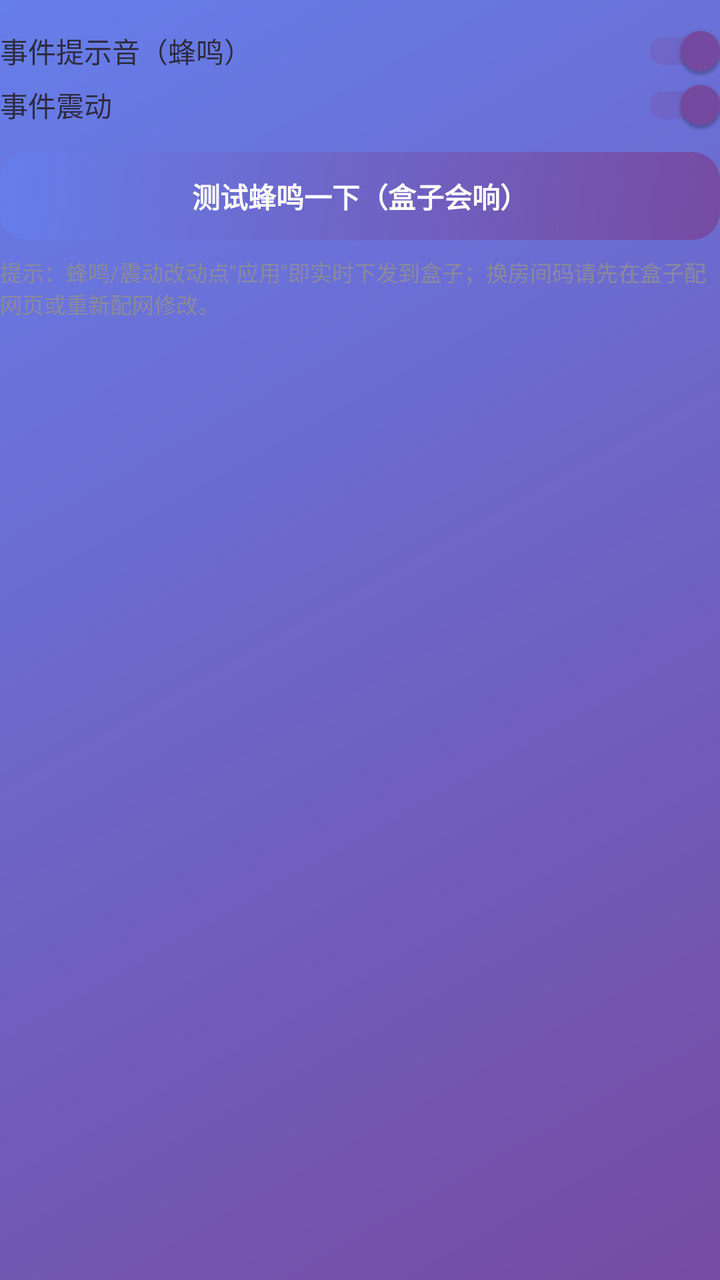
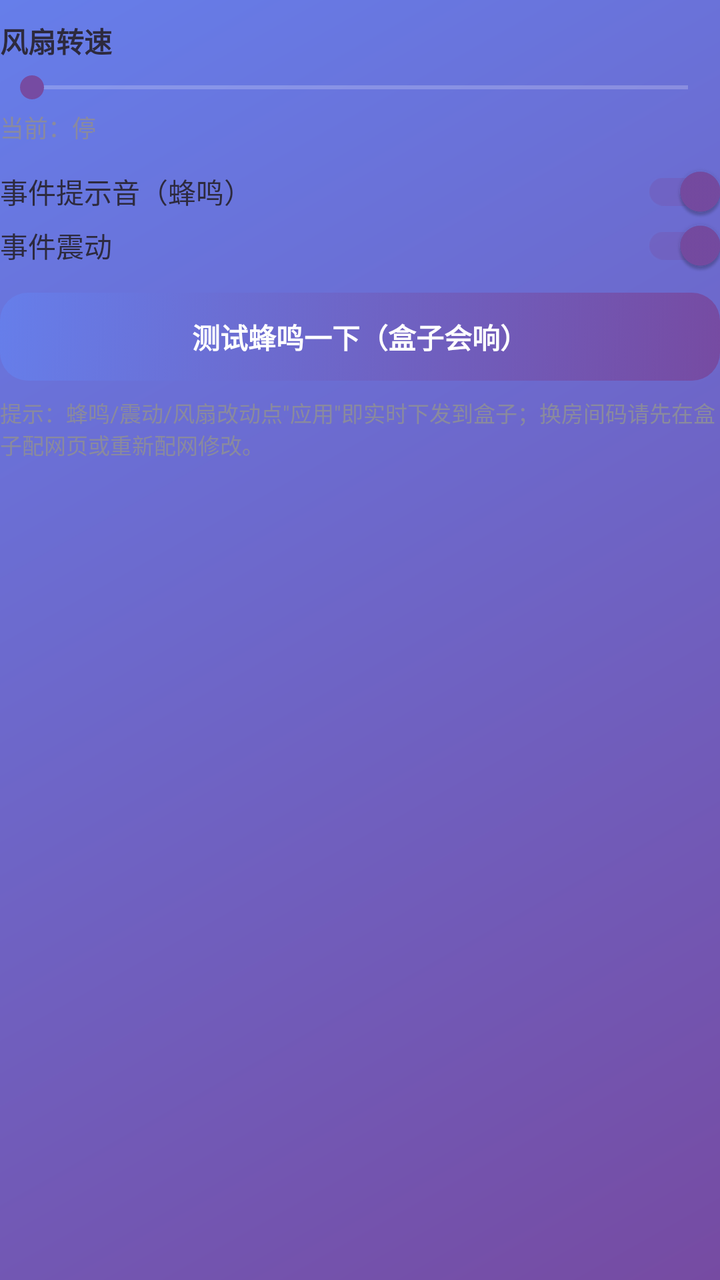

Compare the two renders of this Android layout. The source of the first and the diff that turns it into the second are given below.
<!-- AndroidManifest.xml: application theme Theme.RCViewer -->
<!-- res/layout/dialog_box_settings.xml -->
<?xml version="1.0" encoding="utf-8"?>
<LinearLayout xmlns:android="http://schemas.android.com/apk/res/android"
    android:layout_width="match_parent"
    android:layout_height="wrap_content"
    android:orientation="vertical"
    android:paddingTop="6dp">

    
    <androidx.appcompat.widget.SwitchCompat
        android:id="@+id/buzzSwitch"
        android:layout_width="match_parent"
        android:layout_height="wrap_content"
        android:layout_marginTop="6dp"
        android:checked="true"
        android:text="事件提示音（蜂鸣）"
        android:textColor="@color/ink"
        android:textSize="14sp" />

    <androidx.appcompat.widget.SwitchCompat
        android:id="@+id/vibSwitch"
        android:layout_width="match_parent"
        android:layout_height="wrap_content"
        android:checked="true"
        android:text="事件震动"
        android:textColor="@color/ink"
        android:textSize="14sp" />

    
    <Button
        android:id="@+id/beepBtn"
        android:layout_width="match_parent"
        android:layout_height="44dp"
        android:layout_marginTop="10dp"
        android:background="@drawable/bg_btn_primary"
        android:stateListAnimator="@null"
        android:text="测试蜂鸣一下（盒子会响）"
        android:textColor="#FFFFFF"
        android:textStyle="bold" />

    <TextView
        android:layout_width="match_parent"
        android:layout_height="wrap_content"
        android:layout_marginTop="8dp"
        android:text="提示：蜂鸣/震动改动点&quot;应用&quot;即实时下发到盒子；换房间码请先在盒子配网页或重新配网修改。"
        android:textColor="@color/sub"
        android:textSize="11sp" />

</LinearLayout>
<!-- resources referenced by this layout -->
<resources>
  <color name="ink">#2d2a3e</color>
  <color name="sub">#8a8a9e</color>
  <!-- drawable bg_btn_primary (drawable) -->
  <?xml version="1.0" encoding="utf-8"?>
  <selector xmlns:android="http://schemas.android.com/apk/res/android">
      <item android:state_pressed="true">
          <shape>
              <gradient android:angle="315"
                  android:startColor="#5568d5" android:endColor="#6a4396" />
              <corners android:radius="14dp" />
          </shape>
      </item>
      <item>
          <shape>
              <gradient android:angle="315"
                  android:startColor="@color/brand_start" android:endColor="@color/brand_end" />
              <corners android:radius="14dp" />
          </shape>
      </item>
  </selector>
  <style name="Theme.RCViewer" parent="Theme.AppCompat.NoActionBar">
          <item name="colorPrimary">@color/brand_start</item>
          <item name="colorPrimaryDark">@color/brand_deep</item>
          <item name="colorAccent">@color/brand_end</item>
          <item name="android:statusBarColor">@color/brand_deep</item>
          <item name="android:windowBackground">@drawable/bg_gradient</item>
          <item name="android:textColorHint">#9a97ad</item>
      </style>
  <color name="brand_start">#667eea</color>
  <color name="brand_end">#764ba2</color>
  <color name="brand_deep">#5a63d6</color>
  <!-- drawable bg_gradient (drawable) -->
  <?xml version="1.0" encoding="utf-8"?>
  <shape xmlns:android="http://schemas.android.com/apk/res/android">
      <gradient
          android:angle="315"
          android:startColor="@color/brand_start"
          android:endColor="@color/brand_end"
          android:type="linear" />
  </shape>
</resources>

<!-- the commit's change to res/layout/dialog_box_settings.xml (unified diff, before → after) -->
@@ -6,11 +6,38 @@
     android:paddingTop="6dp">
 
     
+    <TextView
+        android:layout_width="match_parent"
+        android:layout_height="wrap_content"
+        android:layout_marginTop="4dp"
+        android:text="风扇转速"
+        android:textColor="@color/ink"
+        android:textSize="14sp"
+        android:textStyle="bold" />
+
+    <SeekBar
+        android:id="@+id/fanSeekBar"
+        android:layout_width="match_parent"
+        android:layout_height="wrap_content"
+        android:layout_marginTop="4dp"
+        android:max="4"
+        android:progress="0" />
+
+    <TextView
+        android:id="@+id/fanValueLabel"
+        android:layout_width="match_parent"
+        android:layout_height="wrap_content"
+        android:layout_marginTop="2dp"
+        android:text="当前：停"
+        android:textColor="@color/sub"
+        android:textSize="12sp" />
+
+    
     <androidx.appcompat.widget.SwitchCompat
         android:id="@+id/buzzSwitch"
         android:layout_width="match_parent"
         android:layout_height="wrap_content"
-        android:layout_marginTop="6dp"
+        android:layout_marginTop="10dp"
         android:checked="true"
         android:text="事件提示音（蜂鸣）"
         android:textColor="@color/ink"
@@ -41,7 +68,7 @@
         android:layout_width="match_parent"
         android:layout_height="wrap_content"
         android:layout_marginTop="8dp"
-        android:text="提示：蜂鸣/震动改动点&quot;应用&quot;即实时下发到盒子；换房间码请先在盒子配网页或重新配网修改。"
+        android:text="提示：蜂鸣/震动/风扇改动点&quot;应用&quot;即实时下发到盒子；换房间码请先在盒子配网页或重新配网修改。"
         android:textColor="@color/sub"
         android:textSize="11sp" />
 
